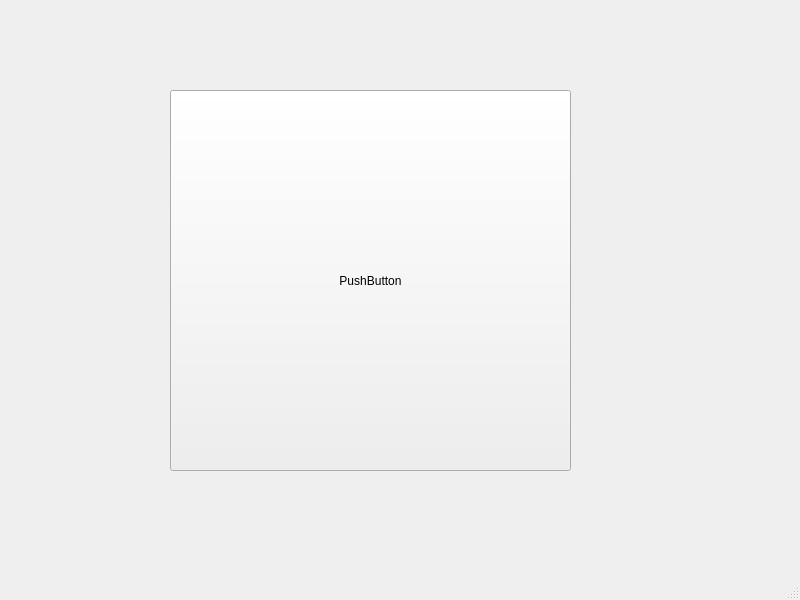
Qt form mainwindow.ui (ilyakorenevskyi/ExamOOP_3rd_term) before a commit.
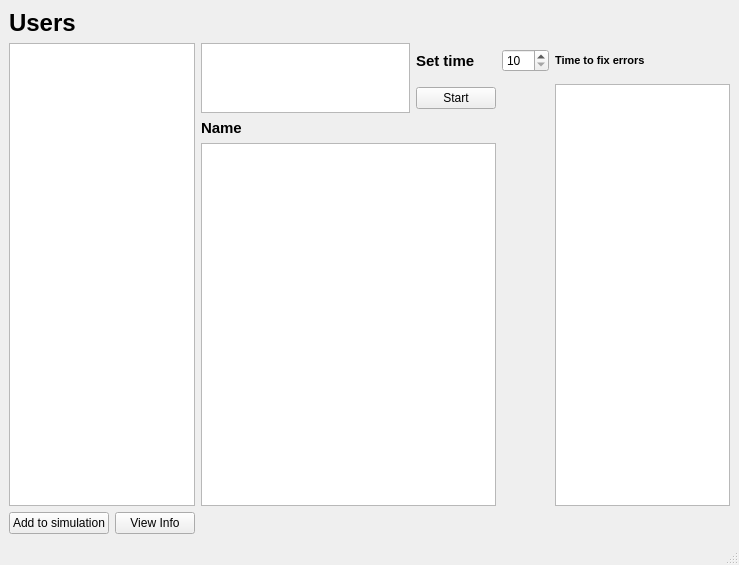
The same form after that commit.

Commit message: user interface added

```diff
--- a/mainwindow.ui
+++ b/mainwindow.ui
@@ -6,27 +6,142 @@
    <rect>
     <x>0</x>
     <y>0</y>
-    <width>800</width>
-    <height>600</height>
+    <width>739</width>
+    <height>565</height>
    </rect>
   </property>
   <property name="windowTitle">
    <string>MainWindow</string>
   </property>
   <widget class="QWidget" name="centralwidget">
-   <widget class="QPushButton" name="pushButton">
-    <property name="geometry">
-     <rect>
-      <x>170</x>
-      <y>90</y>
-      <width>401</width>
-      <height>381</height>
-     </rect>
-    </property>
-    <property name="text">
-     <string>PushButton</string>
-    </property>
-   </widget>
+   <layout class="QGridLayout" name="gridLayout_2">
+    <item row="0" column="0">
+     <layout class="QGridLayout" name="gridLayout">
+      <item row="1" column="4">
+       <widget class="QSpinBox" name="time">
+        <property name="minimum">
+         <number>10</number>
+        </property>
+        <property name="maximum">
+         <number>100</number>
+        </property>
+       </widget>
+      </item>
+      <item row="3" column="2">
+       <widget class="QLabel" name="Name">
+        <property name="font">
+         <font>
+          <pointsize>11</pointsize>
+          <weight>75</weight>
+          <bold>true</bold>
+         </font>
+        </property>
+        <property name="text">
+         <string>Name</string>
+        </property>
+       </widget>
+      </item>
+      <item row="0" column="0">
+       <widget class="QLabel" name="users">
+        <property name="font">
+         <font>
+          <pointsize>18</pointsize>
+          <weight>75</weight>
+          <bold>true</bold>
+         </font>
+        </property>
+        <property name="text">
+         <string>Users</string>
+        </property>
+       </widget>
+      </item>
+      <item row="1" column="6">
+       <widget class="QLabel" name="error_time">
+        <property name="font">
+         <font>
+          <pointsize>11</pointsize>
+          <weight>75</weight>
+          <bold>true</bold>
+         </font>
+        </property>
+        <property name="text">
+         <string/>
+        </property>
+       </widget>
+      </item>
+      <item row="2" column="3">
+       <widget class="QPushButton" name="start_sim">
+        <property name="text">
+         <string>Start</string>
+        </property>
+       </widget>
+      </item>
+      <item row="5" column="1">
+       <widget class="QPushButton" name="info">
+        <property name="text">
+         <string>View Info</string>
+        </property>
+       </widget>
+      </item>
+      <item row="1" column="5">
+       <widget class="QLabel" name="Name_2">
+        <property name="font">
+         <font>
+          <pointsize>8</pointsize>
+          <weight>75</weight>
+          <bold>true</bold>
+         </font>
+        </property>
+        <property name="text">
+         <string>Time to fix errors</string>
+        </property>
+       </widget>
+      </item>
+      <item row="2" column="5" rowspan="3" colspan="2">
+       <widget class="QListWidget" name="all_errors"/>
+      </item>
+      <item row="5" column="0">
+       <widget class="QPushButton" name="Simulate">
+        <property name="text">
+         <string>Add to simulation</string>
+        </property>
+       </widget>
+      </item>
+      <item row="1" column="0" rowspan="4" colspan="2">
+       <widget class="QTreeWidget" name="treeWidget">
+        <attribute name="headerVisible">
+         <bool>false</bool>
+        </attribute>
+        <column>
+         <property name="text">
+          <string>1</string>
+         </property>
+        </column>
+       </widget>
+      </item>
+      <item row="1" column="2" rowspan="2">
+       <widget class="QListWidget" name="simulation_list"/>
+      </item>
+      <item row="1" column="3">
+       <widget class="QLabel" name="set_time">
+        <property name="font">
+         <font>
+          <pointsize>11</pointsize>
+          <weight>75</weight>
+          <bold>true</bold>
+         </font>
+        </property>
+        <property name="text">
+         <string>Set time</string>
+        </property>
+       </widget>
+      </item>
+      <item row="4" column="2" colspan="2">
+       <widget class="QListWidget" name="Items"/>
+      </item>
+     </layout>
+    </item>
+   </layout>
   </widget>
   <widget class="QMenuBar" name="menubar">
    <property name="geometry">
```
Left out of the diff: 2 changed lines with no effect on the pictures. The commit also changes 9 other files.
